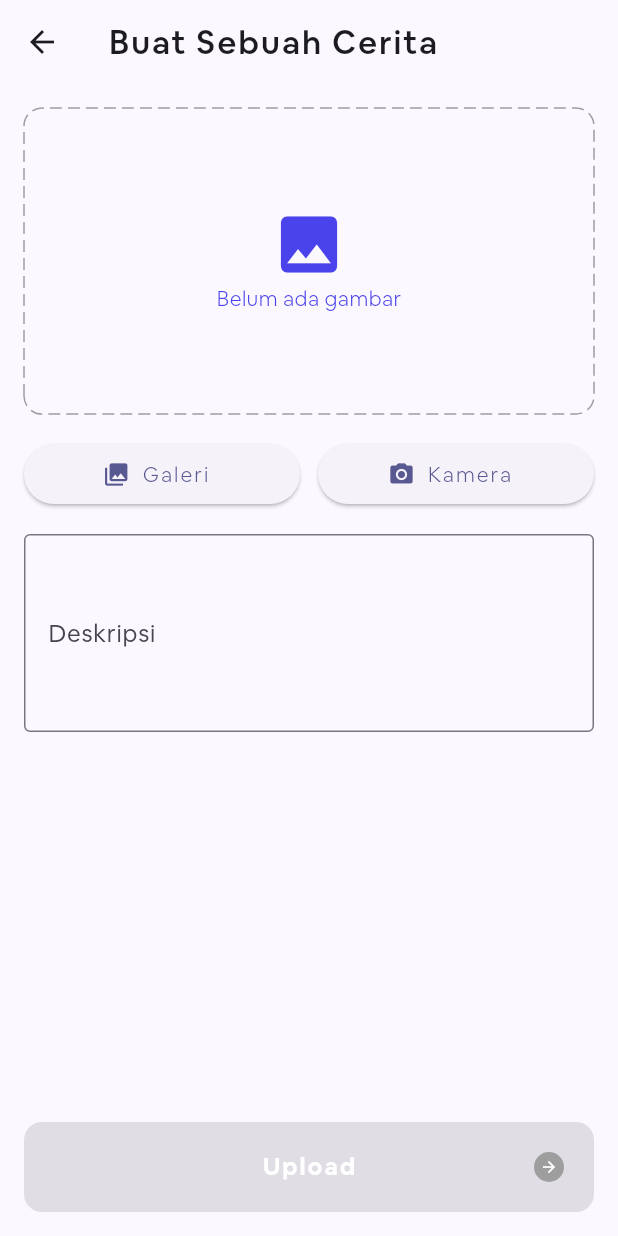
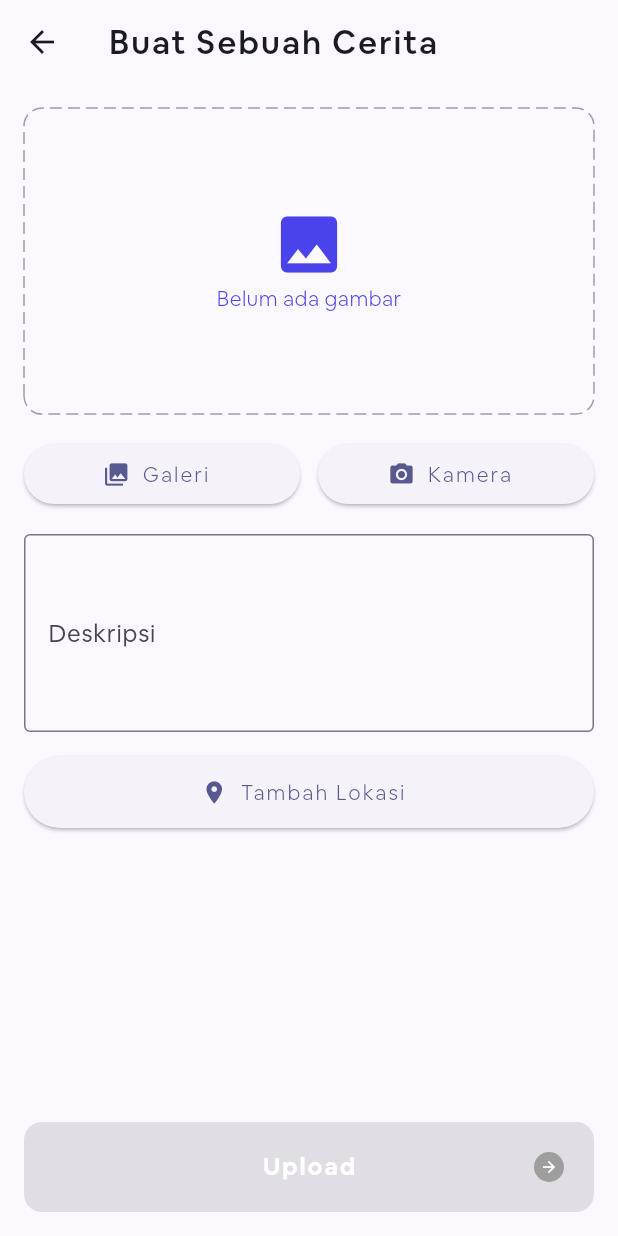
Before and after one commit to Arrizal28/FaveVerse, a Flutter app: the AddStoryScreen screen opened directly with empty values, on a phone screen of 412 x 824 dp. Run offline on Flutter 3.47's test engine with Material 3 defaults, Android fonts, the phone set to English and light mode, and no system bars; drawn by our look-alikes of dotted_border; our stand-ins replace geocoding, google_maps_flutter, image_picker, location, shared_preferences; accounts and stored records are empty; generated files the repository leaves out were written again; project files that could hold a hidden picture were left out.

Commit message:
feat/map_screen

```diff
--- a/lib/main.dart
+++ b/lib/main.dart
@@ -4,6 +4,7 @@ import 'package:faveverse/provider/localizations_provider.dart';
 import 'package:faveverse/provider/story_detail_provider.dart';
 import 'package:faveverse/provider/story_list_provider.dart';
 import 'package:faveverse/provider/upload_provider.dart';
+import 'package:faveverse/routes/page_manager.dart';
 import 'package:faveverse/routes/router_delegate.dart';
 import 'package:faveverse/style/theme/fv_theme.dart';
 import 'package:flutter/material.dart';
@@ -48,6 +49,9 @@ void main() {
         ),
         ChangeNotifierProvider(
           create: (context) => LocalizationProvider(),
+        ),
+        ChangeNotifierProvider(
+          create: (context) => PageManager(),
         ),
       ],
       child: MyApp(),
--- /dev/null
+++ b/lib/routes/page_manager.dart
@@ -0,0 +1,17 @@
+import 'dart:async';
+
+import 'package:flutter/material.dart';
+
+class PageManager extends ChangeNotifier {
+  late Completer<String> _completer;
+
+  Future<String> waitForResult() async {
+    _completer = Completer<String>();
+    return _completer.future;
+  }
+
+  void returnData(String value) {
+    _completer.complete(value);
+  }
+
+}
--- a/lib/screen/add_story_screen.dart
+++ b/lib/screen/add_story_screen.dart
@@ -12,15 +12,18 @@ import 'package:provider/provider.dart';
 import '../common.dart';
 import '../provider/story_list_provider.dart';
 import '../provider/upload_provider.dart';
+import '../routes/page_manager.dart';
 
 class AddStoryScreen extends StatefulWidget {
   final VoidCallback onStoryAdded;
   final VoidCallback onCancel;
+  final VoidCallback onAddLocation;
 
   const AddStoryScreen({
     super.key,
     required this.onStoryAdded,
     required this.onCancel,
+    required this.onAddLocation,
   });
 
   @override
@@ -29,6 +32,7 @@ class AddStoryScreen extends StatefulWidget {
 
 class _AddStoryScreenState extends State<AddStoryScreen> {
   final TextEditingController _descController = TextEditingController();
+  String? _selectedAddress;
 
   bool get isUploadEnabled {
     final hasImage = context.read<AddStoryProvider>().imagePath != null;
@@ -40,17 +44,18 @@ class _AddStoryScreenState extends State<AddStoryScreen> {
   Widget build(BuildContext context) {
     return Scaffold(
       resizeToAvoidBottomInset: true,
-      appBar: AppBar(title: Text(AppLocalizations.of(context)!.createStoryTitle)),
-      body: Padding(
+      appBar: AppBar(
+        title: Text(AppLocalizations.of(context)!.createStoryTitle),
+      ),
+      body: ListView(
         padding: const EdgeInsets.all(16.0),
-        child: Column(
         children: [
           context.watch<AddStoryProvider>().imagePath == null
               ? DottedBorder(
                 color: Colors.grey,
-                  dashPattern: [8, 4],
+                dashPattern: const [8, 4],
                 borderType: BorderType.RRect,
-                  radius: Radius.circular(12),
+                radius: const Radius.circular(12),
                 child: Container(
                   height: 200,
                   width: double.infinity,
@@ -71,7 +76,7 @@ class _AddStoryScreenState extends State<AddStoryScreen> {
                 children: [
                   ClipRRect(
                     borderRadius: BorderRadius.circular(12),
-                      child: Container(
+                    child: SizedBox(
                       height: 200,
                       width: double.infinity,
                       child: _showImage(),
@@ -83,10 +88,9 @@ class _AddStoryScreenState extends State<AddStoryScreen> {
                     child: CircleAvatar(
                       backgroundColor: Colors.black54,
                       child: IconButton(
-                          icon: Icon(Icons.close, color: Colors.white),
+                        icon: const Icon(Icons.close, color: Colors.white),
                         onPressed:
-                              () =>
-                                  context.read<AddStoryProvider>().clearImage(),
+                            () => context.read<AddStoryProvider>().clearImage(),
                       ),
                     ),
                   ),
@@ -98,7 +102,7 @@ class _AddStoryScreenState extends State<AddStoryScreen> {
               Expanded(
                 child: ElevatedButton.icon(
                   onPressed: () => _onGalleryView(),
-                    icon: Icon(Icons.photo_library),
+                  icon: const Icon(Icons.photo_library),
                   label: Text(AppLocalizations.of(context)!.gallery),
                 ),
               ),
@@ -106,7 +110,7 @@ class _AddStoryScreenState extends State<AddStoryScreen> {
               Expanded(
                 child: ElevatedButton.icon(
                   onPressed: () => _onCameraView(),
-                    icon: Icon(Icons.camera_alt),
+                  icon: const Icon(Icons.camera_alt),
                   label: Text(AppLocalizations.of(context)!.camera),
                 ),
               ),
@@ -117,15 +121,53 @@ class _AddStoryScreenState extends State<AddStoryScreen> {
             controller: _descController,
             maxLines: 4,
             decoration: InputDecoration(
-                border: OutlineInputBorder(),
+              border: const OutlineInputBorder(),
               labelText: AppLocalizations.of(context)!.descriptionLabel,
               hintText: AppLocalizations.of(context)!.descriptionHint,
             ),
             onChanged: (_) => setState(() {}),
           ),
-            const Spacer(),
+
+          const SizedBox(height: 16),
+
+          _selectedAddress == null
+              ? ElevatedButton.icon(
+                onPressed: () async {
+                  widget.onAddLocation();
+                  final address =
+                      await context.read<PageManager>().waitForResult();
+
+                  setState(() {
+                    _selectedAddress = address;
+                  });
+                },
+                icon: const Icon(Icons.location_on),
+                label: const Text('Tambah Lokasi'),
+                style: ElevatedButton.styleFrom(
+                  minimumSize: const Size(double.infinity, 48),
+                ),
+              )
+              : Container(
+                padding: const EdgeInsets.all(12),
+                decoration: BoxDecoration(
+                  border: Border.all(color: Colors.grey),
+                  borderRadius: BorderRadius.circular(8),
+                ),
+                child: Row(
+                  children: [
+                    Icon(Icons.location_on, color: FvColors.blue.color),
+                    const SizedBox(width: 8),
+                    Expanded(
+                      child: Text(
+                        _selectedAddress!,
+                        style: const TextStyle(fontSize: 14),
+                      ),
+                    ),
                   ],
                 ),
+              ),
+          const SizedBox(height: 60),
+        ],
       ),
       bottomNavigationBar: Padding(
         padding: const EdgeInsets.all(16),
@@ -140,8 +182,10 @@ class _AddStoryScreenState extends State<AddStoryScreen> {
                       color: FvColors.blueyoung.color,
                     ),
                   )
-                  : AuthButton(onPressed: isUploadEnabled ? _onUpload : null,
-                  text: AppLocalizations.of(context)!.upload);
+                  : AuthButton(
+                    onPressed: isUploadEnabled ? _onUpload : null,
+                    text: AppLocalizations.of(context)!.upload,
+                  );
             },
           ),
         ),
@@ -150,7 +194,9 @@ class _AddStoryScreenState extends State<AddStoryScreen> {
   }
 
   _onUpload() async {
-    final ScaffoldMessengerState scaffoldMessengerState = ScaffoldMessenger.of(context);
+    final ScaffoldMessengerState scaffoldMessengerState = ScaffoldMessenger.of(
+      context,
+    );
     final uploadProvider = context.read<UploadProvider>();
     final addStoryProvider = context.read<AddStoryProvider>();
 
@@ -194,7 +240,11 @@ class _AddStoryScreenState extends State<AddStoryScreen> {
     } catch (e) {
       if (context.mounted) {
         scaffoldMessengerState.showSnackBar(
-          SnackBar(content: Text(AppLocalizations.of(context)!.errorWithMessage(e.toString()))),
+          SnackBar(
+            content: Text(
+              AppLocalizations.of(context)!.errorWithMessage(e.toString()),
+            ),
+          ),
         );
       }
     } finally {
@@ -241,8 +291,6 @@ class _AddStoryScreenState extends State<AddStoryScreen> {
     }
   }
 
-
-
   Widget _showImage() {
     final imagePath = context.read<AddStoryProvider>().imagePath;
     return kIsWeb
--- a/pubspec.yaml
+++ b/pubspec.yaml
@@ -43,6 +43,9 @@ dependencies:
   image_picker: ^1.1.2
   intl: ^0.19.0
   image: ^4.5.4
+  google_maps_flutter: ^2.12.1
+  location: ^8.0.0
+  geocoding: ^3.0.0
 
 dev_dependencies:
   flutter_test:
```
Also changed, not shown: lib/provider/story_list_provider.dart (+22 -4 lines), lib/routes/router_delegate.dart (+24 -0 lines), lib/screen/home_screen.dart (+54 -22 lines), lib/screen/maps_screen.dart (added, +206 -0 lines), lib/widget/placemark_widget.dart (added, +63 -0 lines), pubspec.lock, 1 other file. Lines whose indentation alone changed are shown as unchanged.
